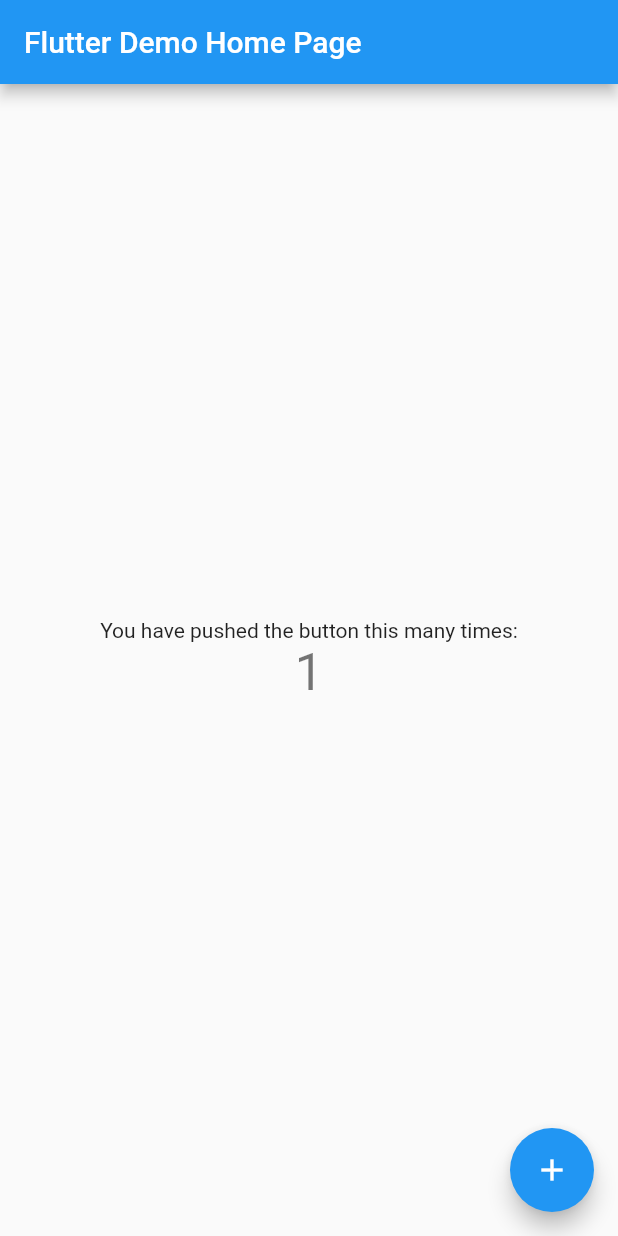
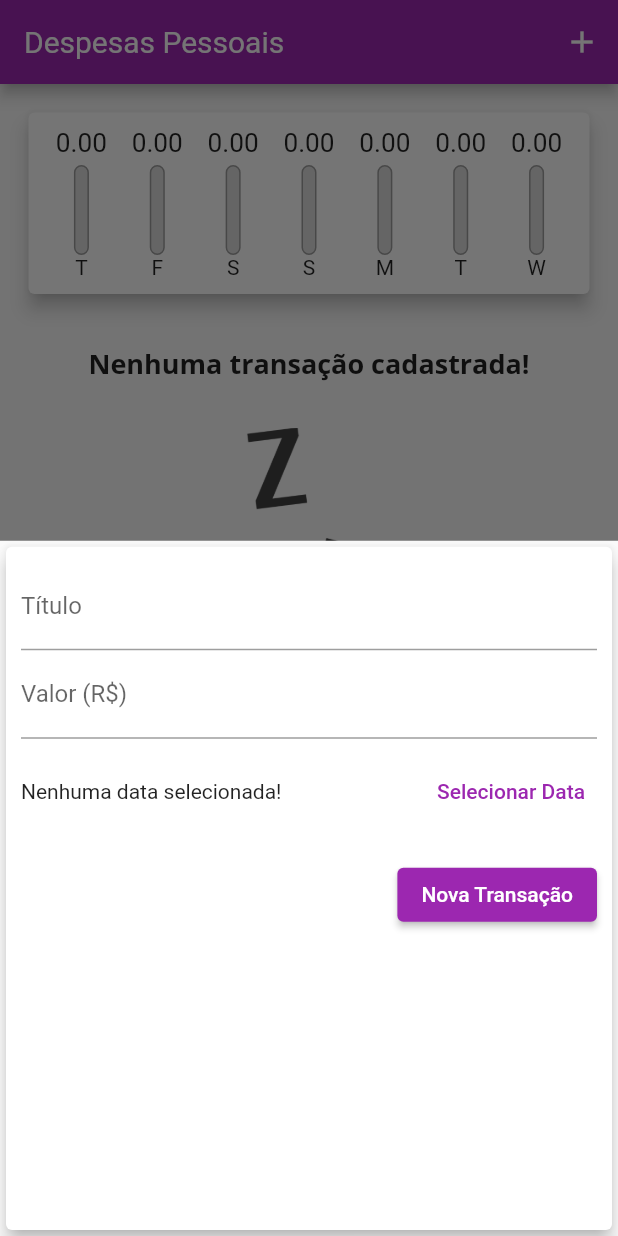
Before and after one commit to caarlos1/expenses_project, a Flutter app: the screen it shows after launch, after a tap on the "add" icon, on a phone screen of 412 x 824 dp. Run offline on Flutter 3.47's test engine with Material 2 defaults, Android fonts, the phone set to English and light mode, and no system bars.

Commit message:
is done?

```diff
--- /dev/null
+++ b/lib/components/chart.dart
@@ -0,0 +1,62 @@
+import 'package:expenses_project/components/chart_bar.dart';
+import 'package:flutter/material.dart';
+import 'package:expenses_project/models/transaction.dart';
+import 'package:intl/intl.dart';
+
+class Chart extends StatelessWidget {
+  final List<Transaction> recentTransactions;
+
+  const Chart(this.recentTransactions, {super.key});
+
+  List<Map<String, Object>> get groupedTransactions {
+    return List.generate(7, (index) {
+      final weekDay = DateTime.now().subtract(Duration(days: index));
+      double totalSum = 0.0;
+
+      for (var i = 0; i < recentTransactions.length; i++) {
+        bool sameDay = recentTransactions[i].date.day == weekDay.day;
+        bool sameMonth = recentTransactions[i].date.month == weekDay.month;
+        bool sameYear = recentTransactions[i].date.year == weekDay.year;
+
+        if (sameDay && sameMonth && sameYear) {
+          totalSum += recentTransactions[i].value;
+        }
+      }
+
+      return {
+        'day': DateFormat.E().format(weekDay)[0],
+        'value': totalSum,
+      };
+    }).reversed.toList();
+  }
+
+  double get _weekTotalValue {
+    return groupedTransactions.fold(0.0, (sum, tr) {
+      return sum + (tr['value'] as double);
+    });
+  }
+
+  @override
+  Widget build(BuildContext context) {
+    return Card(
+      elevation: 5,
+      child: Padding(
+          padding: const EdgeInsets.all(10),
+          child: Row(
+            mainAxisAlignment: MainAxisAlignment.spaceAround,
+            children: groupedTransactions
+                .map((tr) => Flexible(
+                      fit: FlexFit.tight,
+                      child: ChartBar(
+                        label: tr['day'].toString(),
+                        value: tr['value'] as double,
+                        percentage: _weekTotalValue != 0
+                            ? (tr['value'] as double) / _weekTotalValue
+                            : 0,
+                      ),
+                    ))
+                .toList(),
+          )),
+    );
+  }
+}
--- /dev/null
+++ b/lib/components/chart_bar.dart
@@ -0,0 +1,50 @@
+import 'package:flutter/material.dart';
+
+class ChartBar extends StatelessWidget {
+  final String label;
+  final double value;
+  final double percentage;
+
+  const ChartBar({
+    required this.label,
+    required this.value,
+    required this.percentage,
+    super.key,
+  });
+
+  @override
+  Widget build(BuildContext context) {
+    return Column(
+      children: <Widget>[
+        SizedBox(
+            height: 20,
+            child: FittedBox(child: Text(value.toStringAsFixed(2)))),
+        const SizedBox(height: 5),
+        SizedBox(
+            height: 60,
+            width: 10,
+            child: Stack(
+              alignment: Alignment.bottomCenter,
+              children: <Widget>[
+                Container(
+                  decoration: BoxDecoration(
+                    border: Border.all(color: Colors.grey, width: 1.0),
+                    color: const Color.fromRGBO(220, 220, 220, 1),
+                    borderRadius: BorderRadius.circular(5),
+                  ),
+                ),
+                FractionallySizedBox(
+                  heightFactor: percentage,
+                  child: Container(
+                      decoration: BoxDecoration(
+                    color: Theme.of(context).colorScheme.primary,
+                    borderRadius: BorderRadius.circular(5),
+                  )),
+                )
+              ],
+            )),
+        Text(label),
+      ],
+    );
+  }
+}
--- /dev/null
+++ b/lib/components/transaction_form.dart
@@ -0,0 +1,108 @@
+import 'package:flutter/material.dart';
+import 'package:intl/intl.dart';
+
+class TransactionForm extends StatefulWidget {
+  final void Function(String title, double value, DateTime date) onSubmit;
+
+  const TransactionForm(this.onSubmit, {super.key});
+
+  @override
+  State<TransactionForm> createState() => _TransactionFormState();
+}
+
+class _TransactionFormState extends State<TransactionForm> {
+  final _titleController = TextEditingController();
+  final _valueController = TextEditingController();
+  DateTime? _selectedDate;
+
+  _submitForm() {
+    final title = _titleController.text;
+    final value = _valueController.text;
+
+    if (title.isEmpty || value.isEmpty || _selectedDate == null) return;
+
+    widget.onSubmit(
+      _titleController.text,
+      double.parse(_valueController.text),
+      _selectedDate!,
+    );
+  }
+
+  _showDataPicker() {
+    showDatePicker(
+      context: context,
+      initialDate: DateTime.now(),
+      firstDate: DateTime(2019),
+      lastDate: DateTime.now(),
+    ).then((pickDate) {
+      if (pickDate == null) return;
+      setState(() {
+        _selectedDate = pickDate;
+      });
+    });
+  }
+
+  @override
+  Widget build(BuildContext context) {
+    return Card(
+        elevation: 5,
+        child: Padding(
+          padding: const EdgeInsets.all(10),
+          child: Column(
+            children: <Widget>[
+              //...
+              TextField(
+                controller: _titleController,
+                onSubmitted: (_) => _submitForm(),
+                decoration: const InputDecoration(labelText: 'Título'),
+              ),
+              //...
+              TextField(
+                controller: _valueController,
+                onSubmitted: (_) => _submitForm(),
+                keyboardType:
+                    const TextInputType.numberWithOptions(decimal: true),
+                decoration: const InputDecoration(labelText: 'Valor (R\$)'),
+              ),
+              //...
+              SizedBox(
+                height: 70,
+                child: Row(
+                  children: <Widget>[
+                    Expanded(
+                      child: Text(_selectedDate == null
+                          ? 'Nenhuma data selecionada!'
+                          : 'Data Selecionada: ${DateFormat('dd/M/y').format(_selectedDate!)}'),
+                    ),
+                    TextButton(
+                      onPressed: _showDataPicker,
+                      child: Text('Selecionar Data',
+                          style: TextStyle(
+                              color: Theme.of(context).colorScheme.primary)),
+                    )
+                  ],
+                ),
+              ),
+
+              Row(
+                mainAxisAlignment: MainAxisAlignment.end,
+                children: [
+                  Padding(
+                    padding: const EdgeInsets.only(top: 10),
+                    child: ElevatedButton(
+                      onPressed: _submitForm,
+                      child: const Text(
+                        'Nova Transação',
+                        // style: TextStyle(
+                        //   color: Colors.purple,
+                        // ),
+                      ),
+                    ),
+                  ),
+                ],
+              )
+            ],
+          ),
+        ));
+  }
+}
--- /dev/null
+++ b/lib/components/transaction_list.dart
@@ -0,0 +1,66 @@
+import 'package:flutter/material.dart';
+import 'package:intl/intl.dart';
+import '../models/transaction.dart';
+
+class TransactionList extends StatelessWidget {
+  final List<Transaction> transactions;
+  final void Function(String id) onRemove;
+
+  const TransactionList(this.transactions, this.onRemove, {super.key});
+
+  @override
+  Widget build(BuildContext context) {
+    return SizedBox(
+      height: 450, // gambi?
+      child: transactions.isEmpty
+          ? Column(
+              children: <Widget>[
+                const SizedBox(height: 30),
+                Text('Nenhuma transação cadastrada!',
+                    style: Theme.of(context).textTheme.headline6),
+                const SizedBox(height: 30),
+                SizedBox(
+                    height: 200,
+                    child: Image.asset('assets/images/waiting.png',
+                        fit: BoxFit.cover)),
+              ],
+            )
+          : ListView.builder(
+              itemCount: transactions.length,
+              itemBuilder: (ctx, index) {
+                final tr = transactions[index];
+                return Card(
+                  elevation: 5,
+                  margin:
+                      const EdgeInsets.symmetric(vertical: 5, horizontal: 5),
+                  child: ListTile(
+                    leading: CircleAvatar(
+                      radius: 30,
+                      backgroundColor: Theme.of(context).colorScheme.primary,
+                      child: Padding(
+                        padding: const EdgeInsets.all(6),
+                        child: FittedBox(
+                          child: Text(
+                            'R\$${tr.value.toStringAsFixed(2)}',
+                          ),
+                        ),
+                      ),
+                    ),
+                    title: Text(
+                      tr.title,
+                      style: Theme.of(context).textTheme.headline6,
+                    ),
+                    subtitle: Text(
+                      DateFormat('dd MMM y').format(tr.date),
+                    ),
+                    trailing: IconButton(
+                      icon: const Icon(Icons.delete),
+                      onPressed: () => onRemove(tr.id),
+                    ),
+                  ),
+                );
+              },
+            ),
+    );
+  }
+}
--- a/lib/main.dart
+++ b/lib/main.dart
@@ -1,115 +1,126 @@
+import 'dart:math';
+import 'package:expenses_project/components/chart.dart';
 import 'package:flutter/material.dart';
 
-void main() {
-  runApp(const MyApp());
-}
+import 'components/transaction_form.dart';
+import 'components/transaction_list.dart';
+import 'models/transaction.dart';
 
-class MyApp extends StatelessWidget {
-  const MyApp({super.key});
+main() => runApp(const ExpensesApp());
 
-  // This widget is the root of your application.
+class ExpensesApp extends StatelessWidget {
+  const ExpensesApp({super.key});
+
   @override
   Widget build(BuildContext context) {
+    final ThemeData theme = ThemeData(
+      fontFamily: 'OpenSans',
+      textTheme: ThemeData.light().textTheme.copyWith(
+            headline6: const TextStyle(
+              fontFamily: 'OpenSans',
+              fontSize: 18,
+              fontWeight: FontWeight.bold,
+            ),
+          ),
+    );
+
     return MaterialApp(
-      title: 'Flutter Demo',
-      theme: ThemeData(
-        // This is the theme of your application.
-        //
-        // Try running your application with "flutter run". You'll see the
-        // application has a blue toolbar. Then, without quitting the app, try
-        // changing the primarySwatch below to Colors.green and then invoke
-        // "hot reload" (press "r" in the console where you ran "flutter run",
-        // or simply save your changes to "hot reload" in a Flutter IDE).
-        // Notice that the counter didn't reset back to zero; the application
-        // is not restarted.
-        primarySwatch: Colors.blue,
+      home: const MyHomePage(),
+      theme: theme.copyWith(
+        colorScheme: theme.colorScheme
+            .copyWith(primary: Colors.purple, secondary: Colors.amber[700]),
+        appBarTheme: const AppBarTheme(
+          titleTextStyle: TextStyle(
+            // fontWeight: FontWeight.bold,
+            fontSize: 20,
+          ),
+        ),
       ),
-      home: const MyHomePage(title: 'Flutter Demo Home Page'),
     );
   }
 }
 
 class MyHomePage extends StatefulWidget {
-  const MyHomePage({super.key, required this.title});
-
-  // This widget is the home page of your application. It is stateful, meaning
-  // that it has a State object (defined below) that contains fields that affect
-  // how it looks.
-
-  // This class is the configuration for the state. It holds the values (in this
-  // case the title) provided by the parent (in this case the App widget) and
-  // used by the build method of the State. Fields in a Widget subclass are
-  // always marked "final".
-
-  final String title;
+  const MyHomePage({super.key});
 
   @override
   State<MyHomePage> createState() => _MyHomePageState();
 }
 
 class _MyHomePageState extends State<MyHomePage> {
-  int _counter = 0;
+  final List<Transaction> _transactions = [
+    // Transaction(
+    //   id: 't0',
+    //   title: 'Muita coisa...',
+    //   value: 350.60,
+    //   date: DateTime.now().subtract(const Duration(days: 32)),
+    // ),
+  ];
 
-  void _incrementCounter() {
+  List<Transaction> get _recentTransactions {
+    return _transactions
+        .where((tr) =>
+            tr.date.isAfter(DateTime.now().subtract(const Duration(days: 7))))
+        .toList();
+  }
+
+  _addTransaction(String title, double value, DateTime date) {
     setState(() {
-      // This call to setState tells the Flutter framework that something has
-      // changed in this State, which causes it to rerun the build method below
-      // so that the display can reflect the updated values. If we changed
-      // _counter without calling setState(), then the build method would not be
-      // called again, and so nothing would appear to happen.
-      _counter++;
+      _transactions.add(
+        Transaction(
+          id: Random().nextDouble().toString(),
+          title: title,
+          value: value,
+          date: date,
+        ),
+      );
     });
+
+    Navigator.of(context).pop();
+  }
+
+  _removeTransaction(String id) {
+    setState(() {
+      _transactions.removeWhere((tr) => tr.id == id);
+    });
+  }
+
+  _openTransactionFormModal(BuildContext context) {
+    showModalBottomSheet(
+      context: context,
+      builder: (ctx) => TransactionForm(_addTransaction),
+    );
   }
 
   @override
   Widget build(BuildContext context) {
-    // This method is rerun every time setState is called, for instance as done
-    // by the _incrementCounter method above.
-    //
-    // The Flutter framework has been optimized to make rerunning build methods
-    // fast, so that you can just rebuild anything that needs updating rather
-    // than having to individually change instances of widgets.
     return Scaffold(
       appBar: AppBar(
-        // Here we take the value from the MyHomePage object that was created by
-        // the App.build method, and use it to set our appbar title.
-        title: Text(widget.title),
+        title: const Text('Despesas Pessoais'),
+        actions: <Widget>[
+          IconButton(
+              onPressed: () => _openTransactionFormModal(context),
+              icon: const Icon(Icons.add))
+        ],
       ),
-      body: Center(
-        // Center is a layout widget. It takes a single child and positions it
-        // in the middle of the parent.
-        child: Column(
-          // Column is also a layout widget. It takes a list of children and
-          // arranges them vertically. By default, it sizes itself to fit its
-          // children horizontally, and tries to be as tall as its parent.
-          //
-          // Invoke "debug painting" (press "p" in the console, choose the
-          // "Toggle Debug Paint" action from the Flutter Inspector in Android
-          // Studio, or the "Toggle Debug Paint" command in Visual Studio Code)
-          // to see the wireframe for each widget.
-          //
-          // Column has various properties to control how it sizes itself and
-          // how it positions its children. Here we use mainAxisAlignment to
-          // center the children vertically; the main axis here is the vertical
-          // axis because Columns are vertical (the cross axis would be
-          // horizontal).
-          mainAxisAlignment: MainAxisAlignment.center,
-          children: <Widget>[
-            const Text(
-              'You have pushed the button this many times:',
-            ),
-            Text(
-              '$_counter',
-              style: Theme.of(context).textTheme.headline4,
-            ),
-          ],
+      body: SingleChildScrollView(
+        child: Padding(
+          padding: const EdgeInsets.all(15),
+          child: Column(
+            crossAxisAlignment: CrossAxisAlignment.stretch,
+            children: <Widget>[
+              Chart(_recentTransactions),
+              //...
+              TransactionList(_transactions, _removeTransaction),
+            ],
+          ),
         ),
       ),
       floatingActionButton: FloatingActionButton(
-        onPressed: _incrementCounter,
-        tooltip: 'Increment',
+        onPressed: () => _openTransactionFormModal(context),
         child: const Icon(Icons.add),
-      ), // This trailing comma makes auto-formatting nicer for build methods.
+      ),
+      floatingActionButtonLocation: FloatingActionButtonLocation.centerFloat,
     );
   }
 }
--- /dev/null
+++ b/lib/models/transaction.dart
@@ -0,0 +1,13 @@
+class Transaction {
+  final String id;
+  final String title;
+  final double value;
+  final DateTime date;
+
+  Transaction({
+    required this.id,
+    required this.title,
+    required this.value,
+    required this.date,
+  });
+}
```
Also changed, not shown: pubspec.yaml (+14 -8 lines), assets/fonts/OpenSans-Bold.ttf (added), assets/fonts/OpenSans-Regular.ttf (added), assets/fonts/Quicksand-Bold.ttf (added), assets/fonts/Quicksand-Light.ttf (added), assets/fonts/Quicksand-Medium.ttf (added), assets/fonts/Quicksand-Regular.ttf (added), assets/images/waiting.png (added), pubspec.lock, 1 other file.
